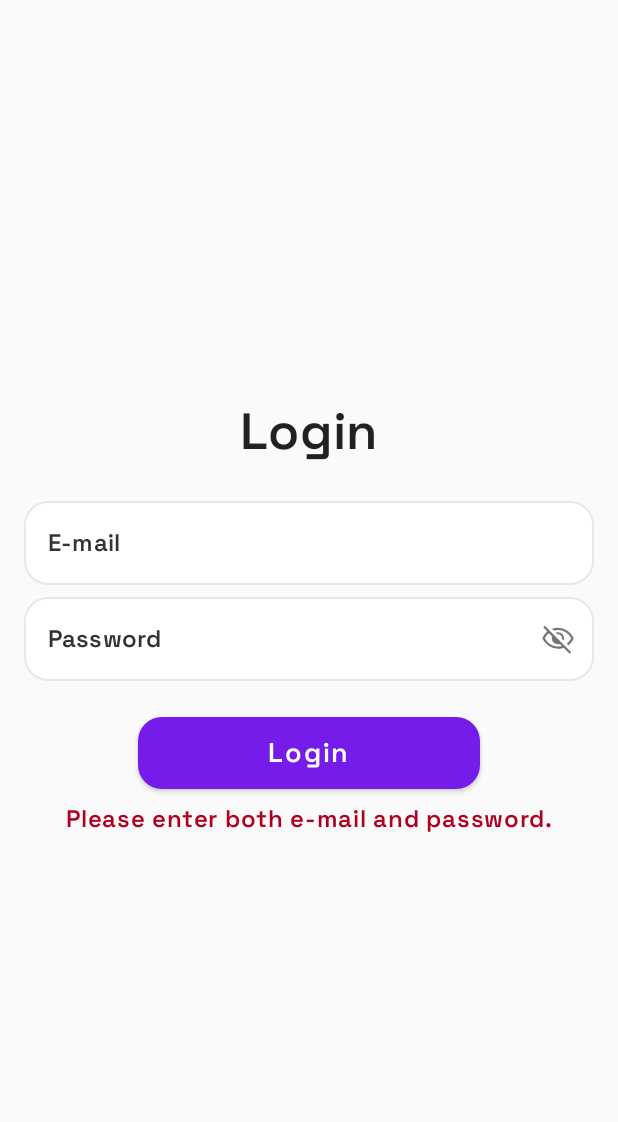
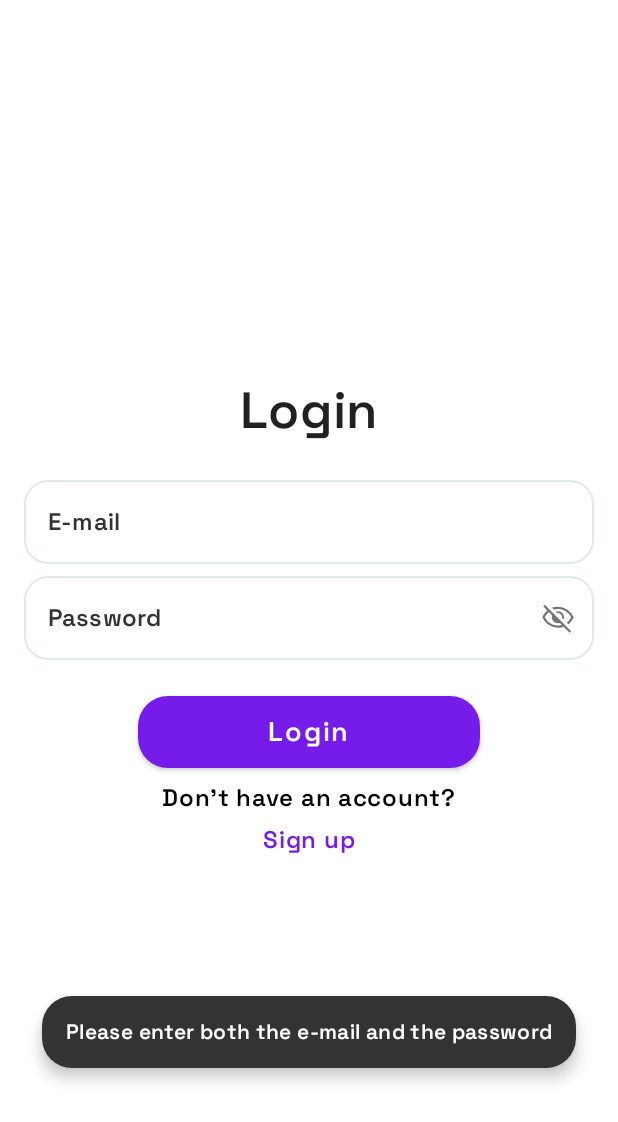
Before and after one commit to alexandraion22/LifeInMotion_phone_app, an Android app built with Jetpack Compose: the screen it shows after launch (MainActivity), after a tap on "Login", on a phone screen of 412 x 824 dp. Shown: the top 1122 px of the screen. Run offline under Robolectric (Android 15) with nearby library versions, the phone set to English and light mode, and no system bars; our stand-ins replace Firebase (no records; nobody signed in at launch, a user with empty details on screens opened directly).

Commit message:
Finished login, mostly

```diff
--- a/app/src/main/java/com/example/healthapp/screens/content/auth/LoginContent.kt
+++ b/app/src/main/java/com/example/healthapp/screens/content/auth/LoginContent.kt
@@ -1,12 +1,15 @@
 package com.example.healthapp.screens.content.auth
 
+import android.annotation.SuppressLint
 import android.util.Log
-import androidx.compose.foundation.background
 import androidx.compose.foundation.border
+import androidx.compose.foundation.clickable
 import androidx.compose.foundation.layout.*
 import androidx.compose.foundation.shape.RoundedCornerShape
 import androidx.compose.foundation.text.KeyboardActions
 import androidx.compose.foundation.text.KeyboardOptions
+import androidx.compose.foundation.text.selection.LocalTextSelectionColors
+import androidx.compose.foundation.text.selection.TextSelectionColors
 import androidx.compose.material.*
 import androidx.compose.runtime.*
 import androidx.compose.ui.Alignment
@@ -17,6 +20,7 @@ import androidx.compose.ui.focus.FocusRequester
 import androidx.compose.ui.focus.focusRequester
 import androidx.compose.ui.platform.LocalSoftwareKeyboardController
 import androidx.compose.ui.res.painterResource
+import androidx.compose.ui.text.font.FontWeight
 import androidx.compose.ui.text.input.ImeAction
 import androidx.compose.ui.text.input.PasswordVisualTransformation
 import androidx.compose.ui.text.input.VisualTransformation
@@ -26,7 +30,9 @@ import androidx.navigation.NavHostController
 import com.example.healthapp.R
 import com.example.healthapp.graphs.Graph
 import com.google.firebase.auth.FirebaseAuth
+import kotlinx.coroutines.launch
 
+@SuppressLint("UnusedMaterialScaffoldPaddingParameter")
 @OptIn(ExperimentalComposeUiApi::class)
 @Composable
 fun LoginContent(
@@ -42,12 +48,14 @@ fun LoginContent(
 
     val passwordFocusRequester = remember { FocusRequester() }
 
+    val scaffoldState = rememberScaffoldState()
+    val coroutineScope = rememberCoroutineScope()
+
     fun loginUser(email: String, password: String) {
         auth.signInWithEmailAndPassword(email, password)
             .addOnCompleteListener { task ->
                 if (task.isSuccessful) {
                     // Login successful
-                    val user = auth.currentUser
                     navController.navigate(Graph.HOME) {
                         popUpTo(navController.graph.id) {
                             inclusive = true
@@ -56,11 +64,33 @@ fun LoginContent(
                 } else {
                     // Login failed
                     errorMessage = task.exception?.message
-                    Log.w("Login", "signInWithEmail:failure", task.exception)
+                    coroutineScope.launch {
+                        scaffoldState.snackbarHostState.showSnackbar(errorMessage ?: "Unknown error")
+                    }
                 }
             }
     }
 
+    val customTextSelectionColors = TextSelectionColors(
+        handleColor = Color.Gray,
+        backgroundColor = Color.LightGray.copy(alpha = 0.4f)
+    )
+    CompositionLocalProvider(LocalTextSelectionColors provides customTextSelectionColors) {
+        Scaffold(
+            scaffoldState = scaffoldState,
+            snackbarHost = {
+                SnackbarHost(
+                    hostState = it,
+                    snackbar = { snackbarData ->
+                        Snackbar(
+                            snackbarData,
+                            modifier = Modifier.padding(horizontal = 16.dp)
+                        )
+                    },
+                    modifier = Modifier.padding(bottom = 100.dp) // Adjust this value to show Snackbar higher up
+                )
+            }
+        ) {
             Column(
                 modifier = Modifier
                     .fillMaxSize()
@@ -85,14 +115,15 @@ fun LoginContent(
                     keyboardActions = KeyboardActions(
                         onNext = { passwordFocusRequester.requestFocus() }
                     ),
-            shape = RoundedCornerShape(16.dp), // Rounded corners here
+                    shape = RoundedCornerShape(16.dp),
                     colors = TextFieldDefaults.textFieldColors(
                         backgroundColor = Color.White,
                         focusedIndicatorColor = Color.Transparent,
                         unfocusedIndicatorColor = Color.Transparent,
                         textColor = Color(0xFF333333),
                         focusedLabelColor = Color(0xFF333333),
-                unfocusedLabelColor = Color(0xFF333333)
+                        unfocusedLabelColor = Color(0xFF333333),
+                        cursorColor = Color(0xFF333333)
                     )
                 )
                 TextField(
@@ -121,22 +152,17 @@ fun LoginContent(
                     keyboardActions = KeyboardActions(
                         onDone = {
                             keyboardController?.hide()
-                    if (email.isNotBlank() && password.isNotBlank()) {
-                        loginUser(email, password)
-                    } else {
-                        errorMessage = "Please enter both email and password."
-                    }
                         }
                     ),
-            shape = RoundedCornerShape(16.dp), // Rounded corners here
+                    shape = RoundedCornerShape(16.dp),
                     colors = TextFieldDefaults.textFieldColors(
                         backgroundColor = Color.White,
-
                         focusedIndicatorColor = Color.Transparent,
                         unfocusedIndicatorColor = Color.Transparent,
                         textColor = Color(0xFF333333),
                         focusedLabelColor = Color(0xFF333333),
-                unfocusedLabelColor = Color(0xFF333333)
+                        unfocusedLabelColor = Color(0xFF333333),
+                        cursorColor = Color(0xFF333333)
                     )
                 )
                 Spacer(modifier = Modifier.height(16.dp))
@@ -146,12 +172,16 @@ fun LoginContent(
                         if (email.isNotBlank() && password.isNotBlank()) {
                             loginUser(email, password)
                         } else {
-                    errorMessage = "Please enter both e-mail and password."
+                            errorMessage = "Please enter both the e-mail and the password"
+                            coroutineScope.launch {
+                                scaffoldState.snackbarHostState.showSnackbar(errorMessage ?: "Unknown error")
+                            }
                         }
                     },
-            modifier = Modifier.fillMaxWidth(0.6f)
-                .height(48.dp),// Width takes 60% of the parent width
-            shape = RoundedCornerShape(16.dp),
+                    modifier = Modifier
+                        .fillMaxWidth(0.6f)
+                        .height(48.dp), // Width takes 60% of the parent width
+                    shape = RoundedCornerShape(20.dp),
                     colors = ButtonDefaults.buttonColors(backgroundColor = MaterialTheme.colors.secondary) // PurpleButton color
                 ) {
                     Text(
@@ -160,13 +190,21 @@ fun LoginContent(
                         fontSize = 18.sp
                     )
                 }
-        errorMessage?.let {
                 Spacer(modifier = Modifier.height(8.dp))
                 Text(
-                text = it,
-                color = MaterialTheme.colors.error,
-                modifier = Modifier.align(Alignment.CenterHorizontally)
+                    text = "Don’t have an account?",
+                    style = MaterialTheme.typography.body1,
+                    color = Color.Black,
+                    modifier = Modifier.padding(bottom = 4.dp)
+                )
+                Text(
+                    modifier = Modifier.clickable { /* TODO */},
+                    text = "Sign up",
+                    style = MaterialTheme.typography.body1,
+                    color = MaterialTheme.colors.secondary,
+                    fontWeight = FontWeight.Bold
                 )
             }
         }
     }
+}
--- a/app/src/main/java/com/example/healthapp/ui/theme/Shape.kt
+++ b/app/src/main/java/com/example/healthapp/ui/theme/Shape.kt
@@ -5,7 +5,7 @@ import androidx.compose.material.Shapes
 import androidx.compose.ui.unit.dp
 
 val Shapes = Shapes(
-    small = RoundedCornerShape(16.dp),
-    medium = RoundedCornerShape(16.dp),
-    large = RoundedCornerShape(16.dp)
+    small = RoundedCornerShape(20.dp),
+    medium = RoundedCornerShape(20.dp),
+    large = RoundedCornerShape(20.dp)
 )
```
Lines whose indentation alone changed are shown as unchanged.
